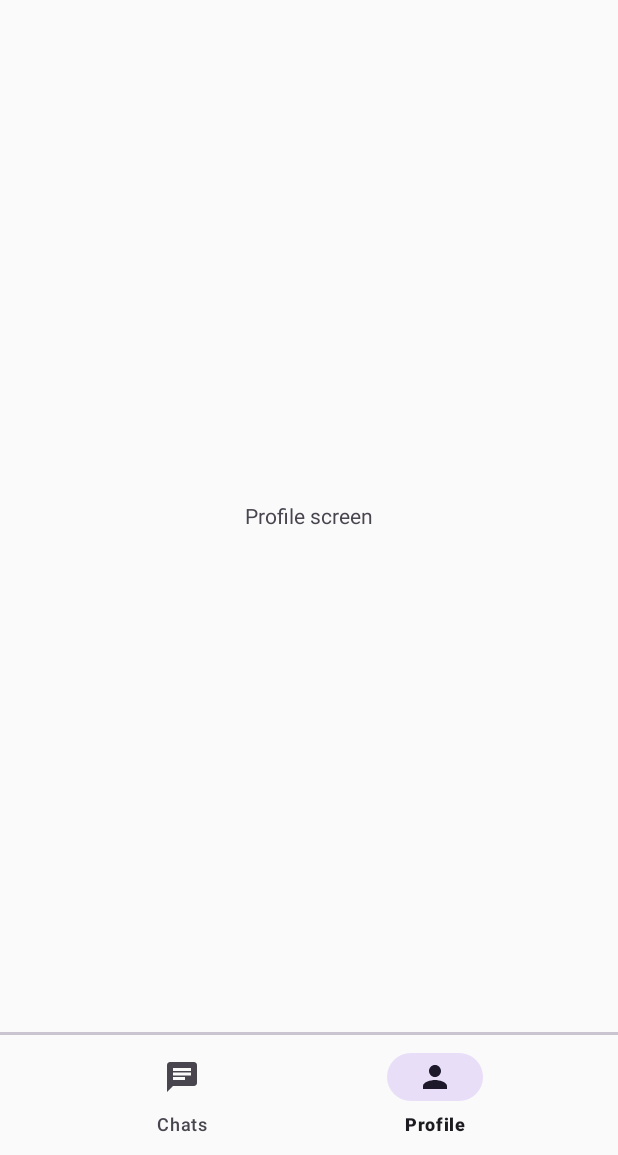
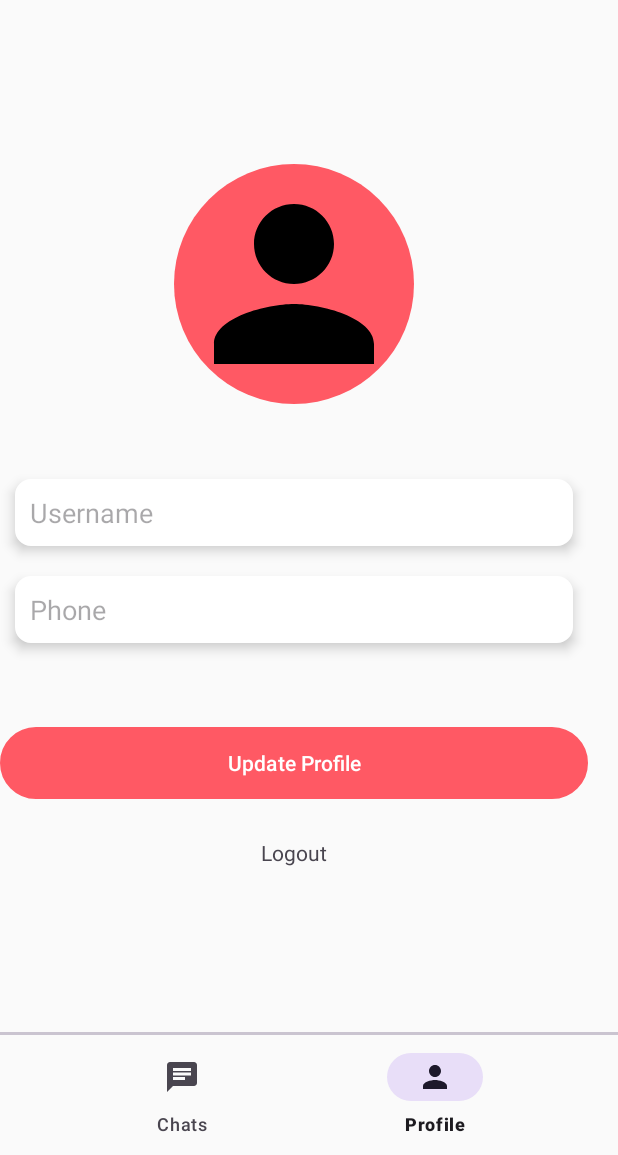
Before and after one commit to wagnxx/easy-chat, an Android app: the screen it shows after launch once a user with an empty profile is signed in (MainActivity), item 2 of the bottom bar chosen, on a phone screen of 412 x 824 dp, the part 81-1236 px from its top. Run offline under Robolectric (Android 15) with nearby library versions, the phone set to English and light mode, and no system bars; our stand-ins replace Firebase (no records; nobody signed in at launch, a user with empty details on screens opened directly).

Commit message:
add profile fragment

```diff
--- a/app/src/main/java/mob/godutch/easychat/ProfileFragment.java
+++ b/app/src/main/java/mob/godutch/easychat/ProfileFragment.java
@@ -1,5 +1,6 @@
 package mob.godutch.easychat;
 
+import android.content.Intent;
 import android.os.Bundle;
 
 import androidx.fragment.app.Fragment;
@@ -7,15 +8,105 @@ import androidx.fragment.app.Fragment;
 import android.view.LayoutInflater;
 import android.view.View;
 import android.view.ViewGroup;
+import android.widget.Button;
+import android.widget.EditText;
+import android.widget.ImageView;
+import android.widget.ProgressBar;
+import android.widget.TextView;
+
+import mob.godutch.easychat.model.UserModel;
+import mob.godutch.easychat.utils.AndroidUtil;
+import mob.godutch.easychat.utils.FirebaseUtil;
 
 public class ProfileFragment extends Fragment {
+    ImageView profilePic;
+    EditText usernameInput;
+    EditText phoneInput;
+    Button updateProfileBtn;
+    ProgressBar progressBar;
+    TextView logoutBtn;
+
+
+    UserModel currentUserModel;
+
 
     public ProfileFragment() {
         // Required empty public constructor
     }
+
     @Override
     public View onCreateView(LayoutInflater inflater, ViewGroup container,
                              Bundle savedInstanceState) {
-        return inflater.inflate(R.layout.fragment_profile, container, false);
+        View view = inflater.inflate(R.layout.fragment_profile, container, false);
+
+        profilePic = view.findViewById(R.id.profile_image_view);
+        usernameInput = view.findViewById(R.id.profile_username);
+        phoneInput = view.findViewById(R.id.profile_phone);
+        updateProfileBtn = view.findViewById(R.id.profile_update_btn);
+        progressBar = view.findViewById(R.id.profile_progress_bar);
+        logoutBtn = view.findViewById(R.id.logout_btn);
+
+        getUserData();
+        updateProfileBtn.setOnClickListener(v -> {
+            updateBtnClick();
+        });
+        logoutBtn.setOnClickListener(v -> {
+            FirebaseUtil.logout();
+            Intent intent = new Intent(getContext(), SplashActivity.class);
+            intent.setFlags(Intent.FLAG_ACTIVITY_NEW_TASK | Intent.FLAG_ACTIVITY_CLEAR_TASK);
+            startActivity(intent);
+        });
+
+        return view;
+    }
+
+    void updateBtnClick() {
+        String newUsername = usernameInput.getText().toString();
+        if (newUsername.isEmpty() || newUsername.length() < 3) {
+            usernameInput.setError("Username length should be at least 3 chars");
+            return;
+        }
+        currentUserModel.setUsername(newUsername);
+        updateToFirestore();
+    }
+
+    void updateToFirestore() {
+        setInProgress(true);
+        FirebaseUtil.currentUserDetails().set(currentUserModel)
+                .addOnCompleteListener(task -> {
+                    setInProgress(false);
+                    if (task.isSuccessful()) {
+                        AndroidUtil.showToast(getContext(), "Update successfully");
+                    } else {
+                        AndroidUtil.showToast(getContext(), "Update failed");
+                    }
+                });
+    }
+
+    void getUserData() {
+        setInProgress(true);
+        FirebaseUtil.currentUserDetails()
+                .get()
+                .addOnCompleteListener(task -> {
+                    setInProgress(false);
+                    if (task.isSuccessful()) {
+                        currentUserModel = task.getResult().toObject(UserModel.class);
+                        if (currentUserModel != null) {
+                            usernameInput.setText(currentUserModel.getUsername());
+                            phoneInput.setText(currentUserModel.getPhone());
+
+                        }
+                    }
+                });
+    }
+
+    void setInProgress(boolean inProgress) {
+        if (inProgress) {
+            progressBar.setVisibility(View.VISIBLE);
+            updateProfileBtn.setVisibility(View.GONE);
+        } else {
+            progressBar.setVisibility(View.GONE);
+            updateProfileBtn.setVisibility(View.VISIBLE);
+        }
     }
 }
--- a/app/src/main/java/mob/godutch/easychat/utils/FirebaseUtil.java
+++ b/app/src/main/java/mob/godutch/easychat/utils/FirebaseUtil.java
@@ -50,4 +50,7 @@ public class FirebaseUtil {
     public static String timestampToString(Timestamp timestamp) {
         return new SimpleDateFormat("HH:MM").format(timestamp.toDate());
     }
+    public static void logout() {
+        FirebaseAuth.getInstance().signOut();
+    }
 }
--- a/app/src/main/res/layout/fragment_profile.xml
+++ b/app/src/main/res/layout/fragment_profile.xml
@@ -1,16 +1,74 @@
 <?xml version="1.0" encoding="utf-8"?>
-<RelativeLayout xmlns:android="http://schemas.android.com/apk/res/android"
+<LinearLayout xmlns:android="http://schemas.android.com/apk/res/android"
     xmlns:tools="http://schemas.android.com/tools"
     android:layout_width="match_parent"
     android:layout_height="match_parent"
+    android:orientation="vertical"
+    android:gravity="center"
+    android:layout_marginEnd="20dp"
     tools:context=".ProfileFragment">
 
-    <!-- TODO: Update blank fragment layout -->
+    <ImageView
+        android:layout_width="160dp"
+        android:layout_height="160dp"
+        android:background="@drawable/circular_bg"
+        android:backgroundTint="@color/my_primary"
+        android:src="@drawable/person_icon"
+        android:layout_marginBottom="40dp"
+        android:id="@+id/profile_image_view"
+        />
+    <EditText
+        android:layout_width="match_parent"
+        android:layout_height="wrap_content"
+        android:padding="10dp"
+        android:hint="Username"
+        android:inputType="text"
+        android:layout_margin="10dp"
+        android:background="@drawable/edit_text_rounded_corner"
+        android:elevation="5dp"
+        android:id="@+id/profile_username"
+        />
+    <EditText
+        android:layout_width="match_parent"
+        android:layout_height="wrap_content"
+        android:padding="10dp"
+        android:hint="Phone"
+        android:inputType="text"
+        android:layout_margin="10dp"
+        android:background="@drawable/edit_text_rounded_corner"
+        android:elevation="5dp"
+        android:enabled="false"
+        android:id="@+id/profile_phone"
+        />
+
+
+    <LinearLayout
+        android:layout_width="match_parent"
+        android:layout_height="100dp"
+        android:orientation="vertical"
+        android:gravity="center_vertical"
+        android:layout_marginTop="20dp"
+        >
+        <Button
+            android:layout_width="match_parent"
+            android:layout_height="wrap_content"
+            android:textColor="@color/white"
+            android:background="@drawable/btn_rounded_corner"
+            android:text="Update Profile"
+            android:id="@+id/profile_update_btn"/>
+
+        <ProgressBar
+            android:layout_width="32dp"
+            android:layout_height="wrap_content"
+            android:indeterminateTint="@color/my_primary"
+            android:layout_gravity="center"
+            android:id="@+id/profile_progress_bar"/>
+    </LinearLayout>
+
     <TextView
         android:layout_width="wrap_content"
         android:layout_height="wrap_content"
-        android:text="Profile screen"
-        android:layout_centerInParent="true"
+        android:text="Logout"
+        android:id="@+id/logout_btn"
         />
-
-</RelativeLayout>
+</LinearLayout>
```
